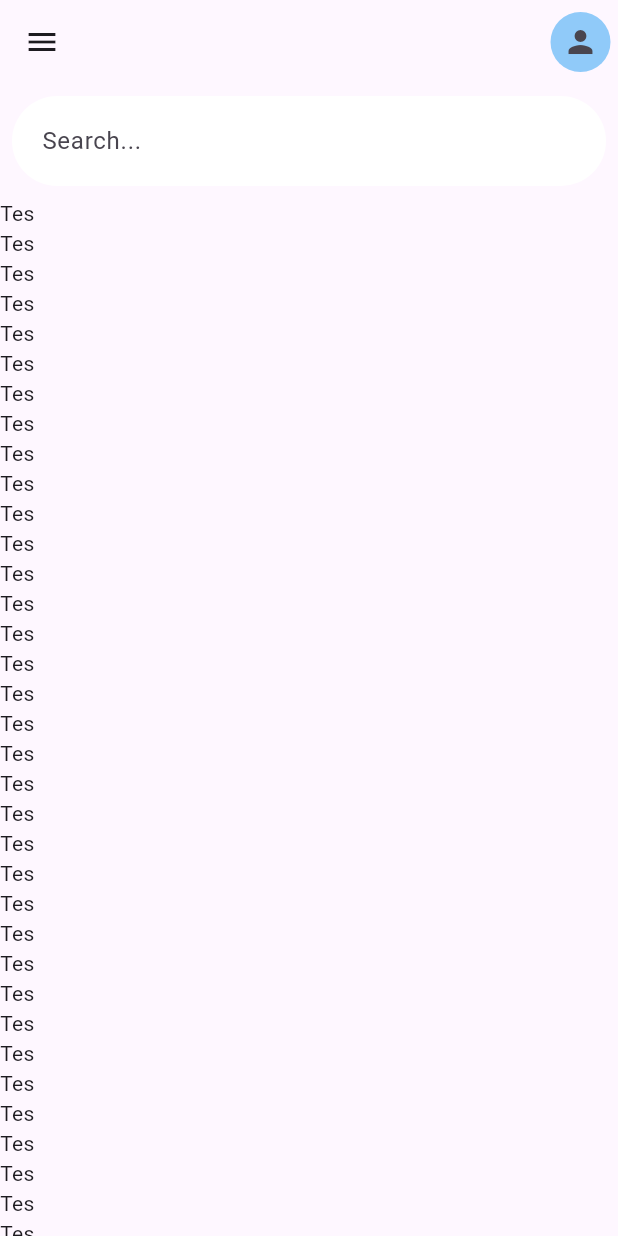
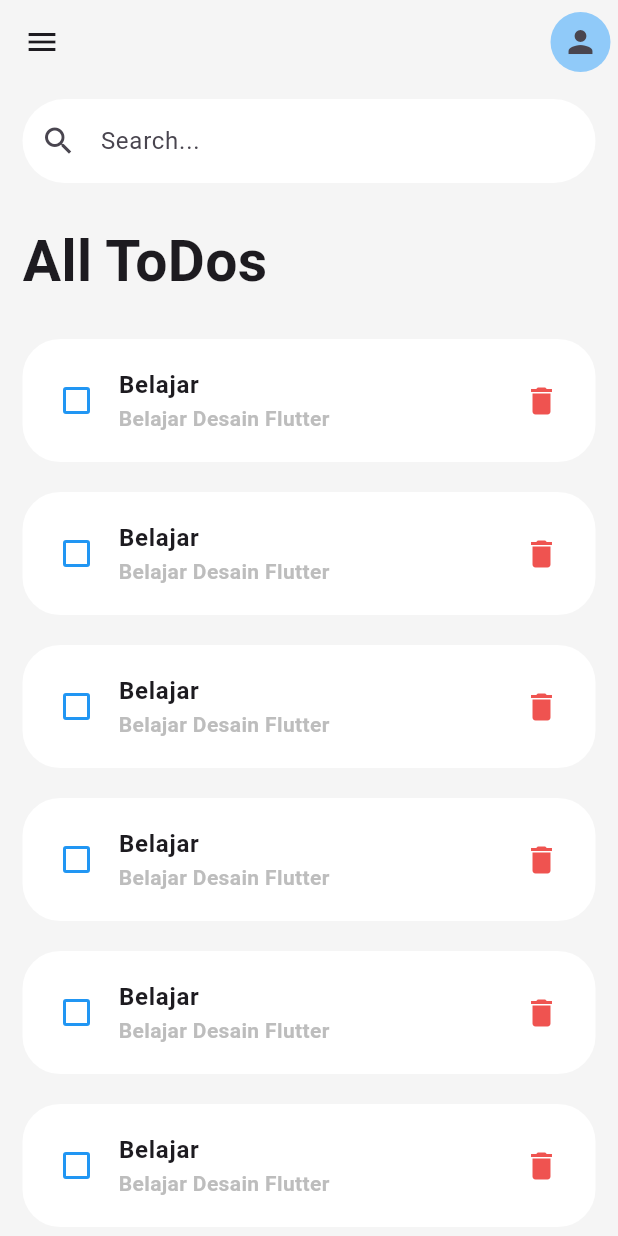
Before and after one commit to wandi1209/wri_mobile, a Flutter app: the screen it shows after launch, on a phone screen of 412 x 824 dp. Run offline on Flutter 3.47's test engine with Material 3 defaults, Android fonts, the phone set to English and light mode, and no system bars.

Commit message:
create list view for to do

```diff
--- a/lib/home_screen.dart
+++ b/lib/home_screen.dart
@@ -8,6 +8,8 @@ class HomeScreen extends StatefulWidget {
 }
 
 class _HomeScreenState extends State<HomeScreen> {
+  List<bool> checkedList = List.generate(100, (index) => false);
+
   @override
   Widget build(BuildContext context) {
     return Scaffold(
@@ -33,27 +35,82 @@ class _HomeScreenState extends State<HomeScreen> {
         child: Column(
           children: [
             Padding(
-              padding: const EdgeInsets.all(8.0),
-              child: Container(
-                decoration: BoxDecoration(
-                  borderRadius: BorderRadius.circular(30),
-                  color: Colors.white,
-                ),
-                height: 60,
-                child: Padding(
-                  padding: const EdgeInsets.all(20),
-                  child: TextField(
-                    decoration: InputDecoration(
-                        border: InputBorder.none, label: Text("Search...")),
+              padding: const EdgeInsets.symmetric(horizontal: 15, vertical: 10),
+              child: TextField(
+                decoration: InputDecoration(
+                    filled: true,
+                    fillColor: Colors.white,
+                    prefixIcon: Icon(Icons.search),
+                    border: OutlineInputBorder(
+                        borderRadius: BorderRadius.circular(50),
+                        borderSide: BorderSide(color: Colors.transparent)),
+                    enabledBorder: OutlineInputBorder(
+                        borderRadius: BorderRadius.circular(50),
+                        borderSide: BorderSide(color: Colors.transparent)),
+                    focusedBorder: OutlineInputBorder(
+                        borderRadius: BorderRadius.circular(50),
+                        borderSide: BorderSide(color: Colors.transparent)),
+                    hintText: "Search..."),
+              ),
+            ),
+            Row(
+              mainAxisAlignment: MainAxisAlignment.start,
+              children: [
+                Padding(
+                  padding: const EdgeInsets.all(15),
+                  child: Text(
+                    "All ToDos",
+                    style: TextStyle(
+                      fontWeight: FontWeight.bold,
+                      fontSize: 38,
+                    ),
                   ),
                 ),
-              ),
+              ],
             ),
             Expanded(
               child: ListView.builder(
                 itemCount: 100,
                 itemBuilder: (context, index) {
-                  return Text("Tes");
+                  return Padding(
+                    padding: const EdgeInsets.symmetric(
+                        horizontal: 15, vertical: 10),
+                    child: Container(
+                        padding: EdgeInsets.symmetric(
+                          vertical: 5,
+                        ),
+                        decoration: BoxDecoration(
+                          color: checkedList[index]
+                              ? Colors.grey[50]
+                              : Colors.white,
+                          borderRadius: BorderRadius.circular(25),
+                        ),
+                        child: CheckboxListTile(
+                          value: checkedList[index],
+                          activeColor: Colors.blue,
+                          controlAffinity: ListTileControlAffinity.leading,
+                          side: BorderSide(color: Colors.blue, width: 2),
+                          visualDensity: VisualDensity(horizontal: -4),
+                          onChanged: (value) {
+                            checkedList[index] = value!;
+                            setState(() {});
+                          },
+                          title: Text(
+                            "Belajar",
+                            style: TextStyle(fontWeight: FontWeight.bold),
+                          ),
+                          subtitle: Text(
+                            "Belajar Desain Flutter",
+                            style: TextStyle(
+                                color: Colors.grey[400],
+                                fontWeight: FontWeight.bold),
+                          ),
+                          secondary: Icon(
+                            Icons.delete,
+                            color: Colors.red[400],
+                          ),
+                        )),
+                  );
                 },
               ),
             )
--- a/lib/main.dart
+++ b/lib/main.dart
@@ -17,6 +17,9 @@ class _MyAppState extends State<MyApp> {
   @override
   Widget build(BuildContext context) {
     return MaterialApp(
+      theme: ThemeData(
+          scaffoldBackgroundColor: Colors.grey[100],
+          appBarTheme: AppBarTheme(color: Colors.grey[100])),
       debugShowCheckedModeBanner: false,
       home: HomeScreen(),
     );
```
